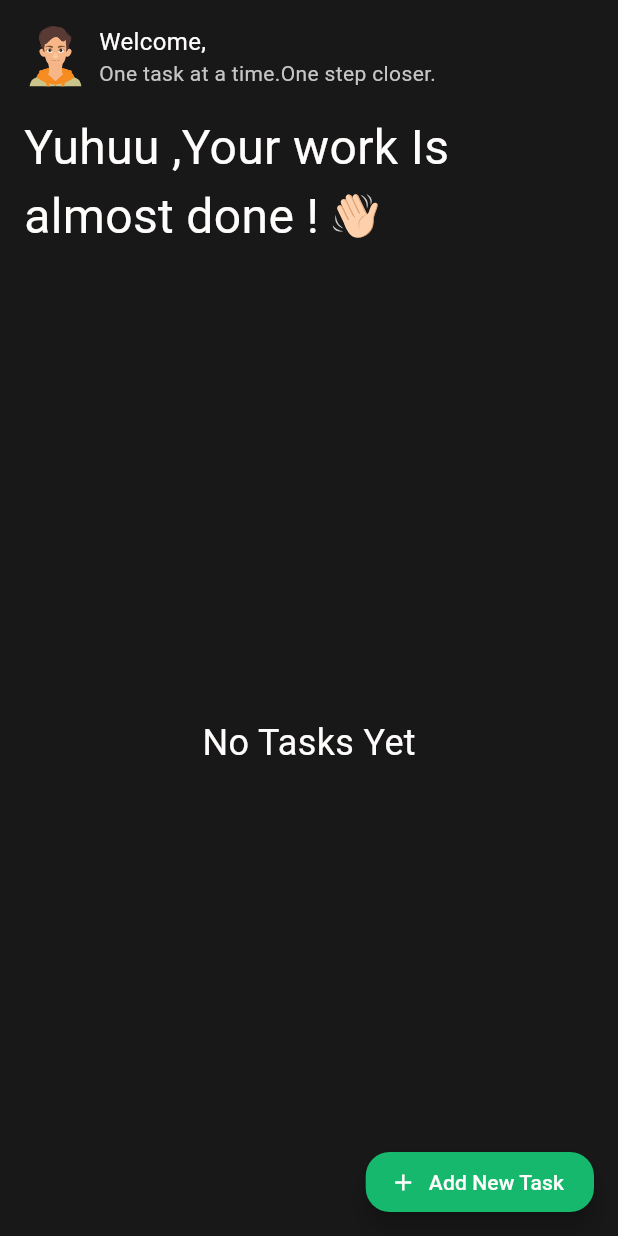
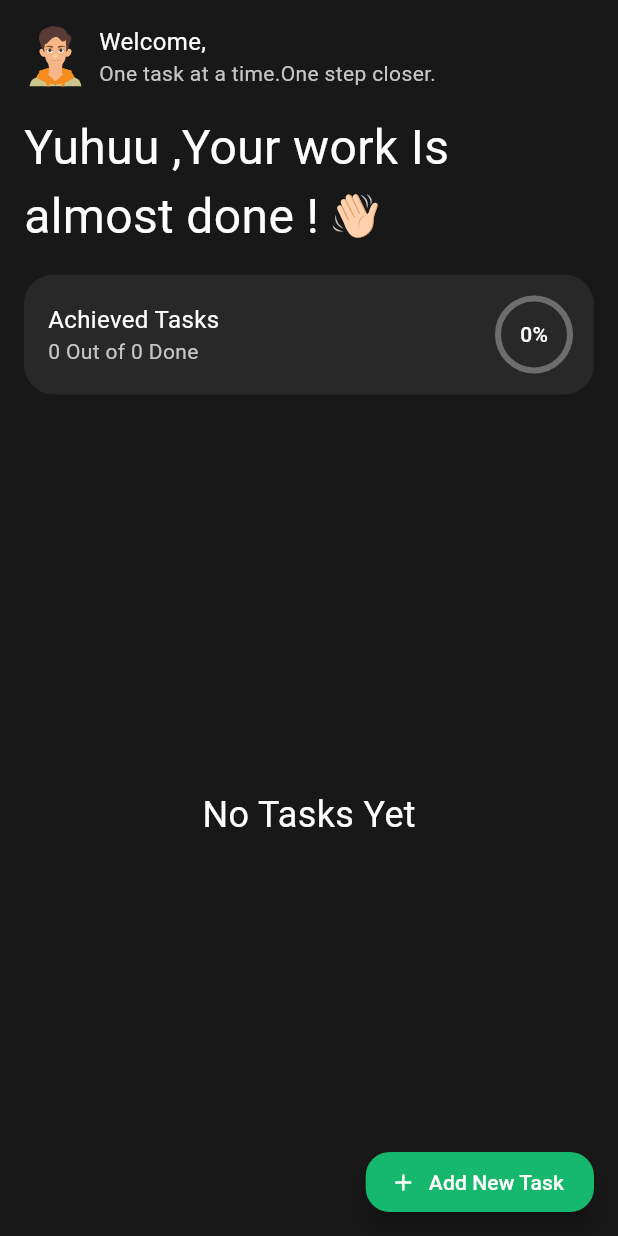
Before and after one commit to Marwan460/tasky, a Flutter app: the HomeScreen screen opened directly, on a phone screen of 412 x 824 dp. Run offline on Flutter 3.47's test engine with Material 3 defaults, Android fonts, the phone set to English and light mode, and no system bars; our stand-ins replace flutter_svg, shared_preferences; accounts and stored records are empty.

Commit message:
Add achieved tasks at home screen.

```diff
--- a/lib/screens/home_screen.dart
+++ b/lib/screens/home_screen.dart
@@ -1,4 +1,5 @@
 import 'dart:convert';
+import 'dart:math';
 import 'package:flutter/material.dart';
 import 'package:flutter_svg/flutter_svg.dart';
 import 'package:shared_preferences/shared_preferences.dart';
@@ -20,6 +21,9 @@ class _HomeScreenState extends State<HomeScreen> {
   String? name;
   List<TaskModel> tasks = [];
   bool isLoading = false;
+  int totalTasks = 0;
+  int doneTasks = 0;
+  int percent = 0;
 
   @override
   void initState() {
@@ -44,13 +48,22 @@ class _HomeScreenState extends State<HomeScreen> {
     if (finalTask != null) {
       final taskAfterDecode = jsonDecode(finalTask) as List<dynamic>;
 
+
+
       setState(() {
         tasks = taskAfterDecode.map((e) => TaskModel.fromJson(e)).toList();
+        _calculatePercentage();
       });
     }
     setState(() {
       isLoading = false;
     });
+  }
+
+  _calculatePercentage() {
+    totalTasks = tasks.length;
+    doneTasks = tasks.where((e) => e.isDone).length;
+    percent = totalTasks == 0 ? 0 : (doneTasks / totalTasks * 100).toInt();
   }
 
   @override
@@ -108,6 +121,47 @@ class _HomeScreenState extends State<HomeScreen> {
                 ],
               ),
               const SizedBox(height: 16),
+              Container(
+                width: double.infinity,
+                padding: const EdgeInsets.all(16),
+                decoration: BoxDecoration(
+                  color: AppColors.secondary,
+                  borderRadius: BorderRadius.circular(20),
+                ),
+                child: Row(
+                  children: [
+                    Column(
+                      crossAxisAlignment: CrossAxisAlignment.start,
+                      children: [
+                        Text('Achieved Tasks', style: AppStyle.regular16,),
+                        Text('$doneTasks Out of $totalTasks Done', style: AppStyle.regular14,)
+                      ],
+                    ),
+                    Spacer(),
+                    Stack(
+                      alignment: Alignment.center,
+                      children: [
+                        Transform.rotate(
+                          angle: -pi / 2,
+                          child: SizedBox(
+                            width: 48,
+                            height: 48,
+                            child: CircularProgressIndicator(
+                              value: percent / 100,
+                              valueColor: const AlwaysStoppedAnimation<Color>(AppColors.green),
+                              backgroundColor: AppColors.grey,
+                              color: AppColors.green,
+                              strokeWidth: 4,
+                            ),
+                          ),
+                        ),
+                        Text('$percent%', style: AppStyle.medium14,)
+                      ],
+                    )
+                  ],
+                ),
+              ),
+              const SizedBox(height: 16),
               Expanded(
                 child: isLoading
                     ? const Center(
@@ -120,12 +174,12 @@ class _HomeScreenState extends State<HomeScreen> {
                         onTap: (bool? value, int? index) async {
                           setState(() {
                             tasks[index!].isDone = value ?? false;
+                            _calculatePercentage();
                           });
                           final pref = await SharedPreferences.getInstance();
                           final updateTask =
                               tasks.map((e) => e.toJson()).toList();
                           pref.setString('tasks', jsonEncode(updateTask));
-                          loadTasks();
                         },
                       ),
               ),
```
